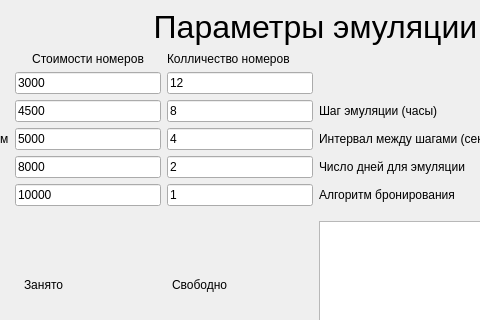
The window that start_window.ui (sereja589/booking_system) describes before a commit, drawn with Qt 5; both pictures show x 130 to 610 and y 0 to 320 of the 891 by 584 pixel window.
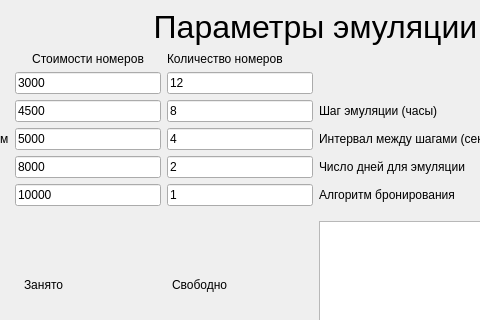
The same window after the commit.

```diff
--- a/start_window.ui
+++ b/start_window.ui
@@ -125,7 +125,7 @@
         <item row="0" column="2">
          <widget class="QLabel" name="label_6">
           <property name="text">
-           <string>Колличество номеров</string>
+           <string>Количество номеров</string>
           </property>
          </widget>
         </item>
```
